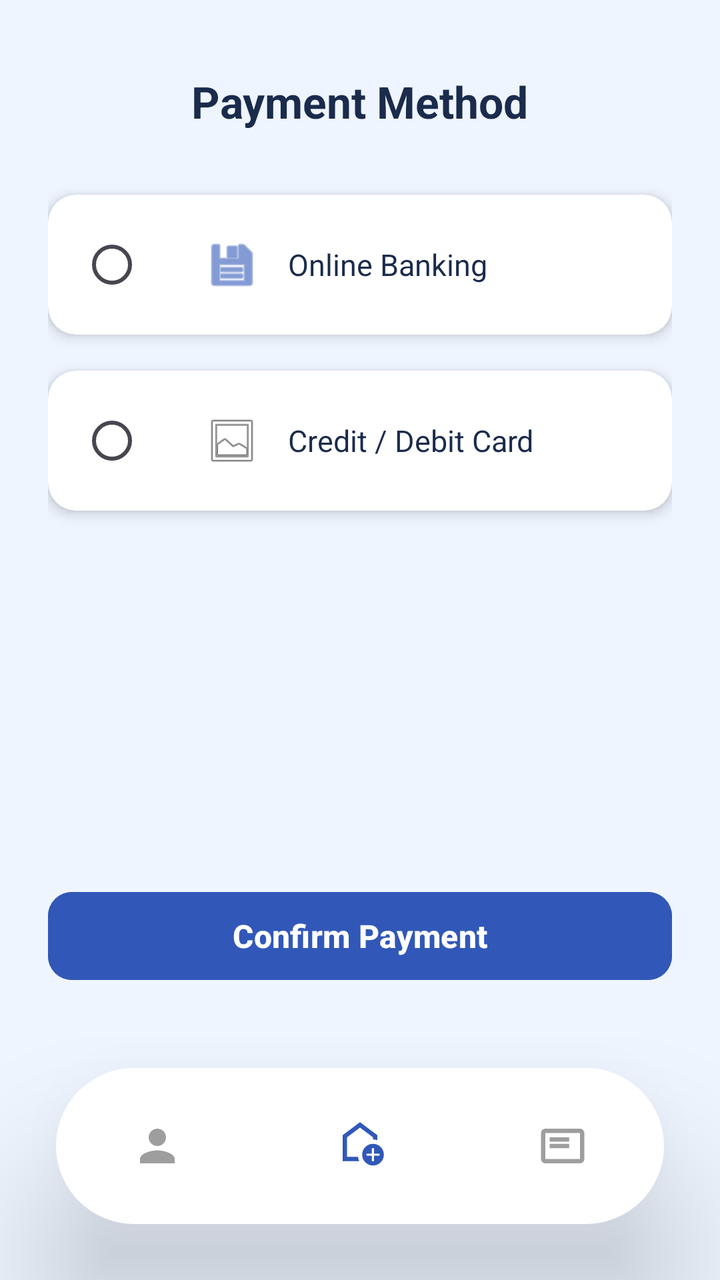
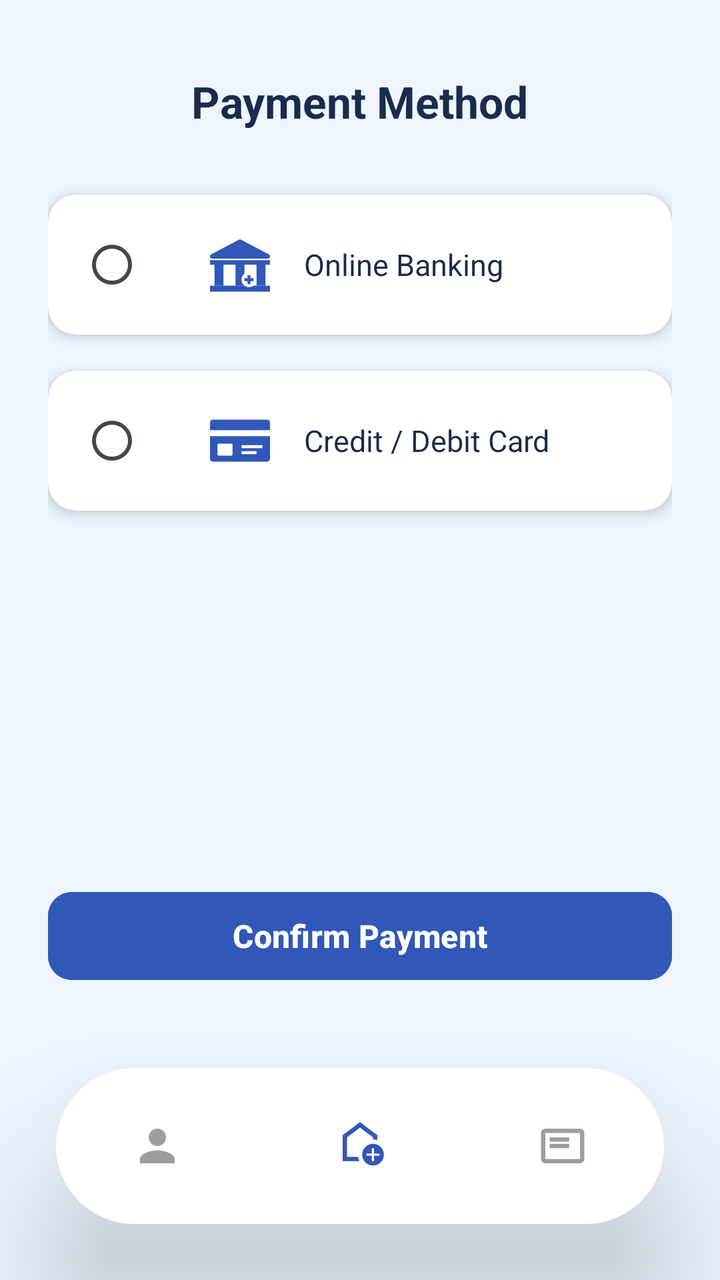

Compare the two renders of this Android layout. The source of the first and the diff that turns it into the second are given below.
<!-- AndroidManifest.xml: application theme Theme.EncikAircond -->
<!-- res/layout/activity_payment_method.xml -->
<?xml version="1.0" encoding="utf-8"?>
<androidx.constraintlayout.widget.ConstraintLayout
    xmlns:android="http://schemas.android.com/apk/res/android"
    xmlns:app="http://schemas.android.com/apk/res-auto"
    android:layout_width="match_parent"
    android:layout_height="match_parent"
    android:background="#EEF5FF">

    
    <ScrollView
        android:layout_width="0dp"
        android:layout_height="0dp"
        android:fillViewport="true"
        app:layout_constraintTop_toTopOf="parent"
        app:layout_constraintBottom_toTopOf="@id/bottomBar"
        app:layout_constraintStart_toStartOf="parent"
        app:layout_constraintEnd_toEndOf="parent">

        <LinearLayout
            android:layout_width="match_parent"
            android:layout_height="match_parent"
            android:orientation="vertical"
            android:padding="24dp">

            
            <TextView
                android:id="@+id/tvTitle"
                android:layout_width="wrap_content"
                android:layout_height="wrap_content"
                android:layout_gravity="center"
                android:layout_marginTop="12dp"
                android:text="Payment Method"
                android:textColor="#1A2B4C"
                android:textSize="22sp"
                android:textStyle="bold" />

            

            <androidx.cardview.widget.CardView
                android:id="@+id/cardOnlineBanking"
                android:layout_width="match_parent"
                android:layout_height="wrap_content"
                android:layout_marginTop="32dp"
                app:cardBackgroundColor="@android:color/white"
                app:cardCornerRadius="14dp"
                app:cardElevation="4dp">

                <LinearLayout
                    android:layout_width="match_parent"
                    android:layout_height="70dp"
                    android:gravity="center_vertical"
                    android:orientation="horizontal"
                    android:paddingHorizontal="16dp">

                    <RadioButton
                        android:id="@+id/radioOnlineBanking"
                        android:layout_width="wrap_content"
                        android:layout_height="wrap_content" />

                    <ImageView
                        android:layout_width="28dp"
                        android:layout_height="28dp"
                        android:layout_marginStart="14dp"
                        android:src="@android:drawable/ic_menu_save"
                        app:tint="#3158B8" />

                    <TextView
                        android:layout_width="wrap_content"
                        android:layout_height="wrap_content"
                        android:layout_marginStart="14dp"
                        android:text="Online Banking"
                        android:textColor="#1A2B4C"
                        android:textSize="15sp" />

                </LinearLayout>

            </androidx.cardview.widget.CardView>

            

            <androidx.cardview.widget.CardView
                android:id="@+id/cardCard"
                android:layout_width="match_parent"
                android:layout_height="wrap_content"
                android:layout_marginTop="18dp"
                app:cardBackgroundColor="@android:color/white"
                app:cardCornerRadius="14dp"
                app:cardElevation="4dp">

                <LinearLayout
                    android:layout_width="match_parent"
                    android:layout_height="70dp"
                    android:gravity="center_vertical"
                    android:orientation="horizontal"
                    android:paddingHorizontal="16dp">

                    <RadioButton
                        android:id="@+id/radioCard"
                        android:layout_width="wrap_content"
                        android:layout_height="wrap_content" />

                    <ImageView
                        android:layout_width="28dp"
                        android:layout_height="28dp"
                        android:layout_marginStart="14dp"
                        android:src="@android:drawable/ic_menu_gallery" />

                    <TextView
                        android:layout_width="wrap_content"
                        android:layout_height="wrap_content"
                        android:layout_marginStart="14dp"
                        android:text="Credit / Debit Card"
                        android:textColor="#1A2B4C"
                        android:textSize="15sp" />

                </LinearLayout>

            </androidx.cardview.widget.CardView>

            
            <Space
                android:layout_width="match_parent"
                android:layout_height="0dp"
                android:layout_weight="1" />

            <Button
                android:id="@+id/btnConfirmPayment"
                android:layout_width="match_parent"
                android:layout_height="52dp"
                android:layout_marginBottom="16dp"
                android:backgroundTint="#3158B8"
                android:text="Confirm Payment"
                android:textAllCaps="false"
                android:textColor="@android:color/white"
                android:textSize="16sp"
                android:textStyle="bold"
                app:cornerRadius="12dp" />

        </LinearLayout>

    </ScrollView>

    

    <LinearLayout
        android:id="@+id/bottomBar"
        android:layout_width="0dp"
        android:layout_height="78dp"
        android:layout_marginStart="28dp"
        android:layout_marginEnd="28dp"
        android:layout_marginBottom="28dp"
        android:background="@drawable/bottom_nav_background"
        android:elevation="20dp"
        android:gravity="center"
        android:orientation="horizontal"
        android:translationZ="20dp"
        android:weightSum="3"
        app:layout_constraintBottom_toBottomOf="parent"
        app:layout_constraintStart_toStartOf="parent"
        app:layout_constraintEnd_toEndOf="parent">

        

        <LinearLayout
            android:id="@+id/navProfile"
            android:layout_width="0dp"
            android:layout_height="match_parent"
            android:layout_weight="1"
            android:gravity="center"
            android:orientation="vertical">

            <ImageView
                android:id="@+id/iconProfile"
                android:layout_width="26dp"
                android:layout_height="26dp"
                android:src="@drawable/ic_person"
                app:tint="#9E9E9E"/>

        </LinearLayout>

        

        <LinearLayout
            android:id="@+id/navHome"
            android:layout_width="0dp"
            android:layout_height="match_parent"
            android:layout_weight="1"
            android:gravity="center"
            android:orientation="vertical">

            <ImageView
                android:id="@+id/iconHome"
                android:layout_width="26dp"
                android:layout_height="26dp"
                android:src="@drawable/ic_home"
                app:tint="#3158B8"/>

        </LinearLayout>

        

        <LinearLayout
            android:id="@+id/navOrders"
            android:layout_width="0dp"
            android:layout_height="match_parent"
            android:layout_weight="1"
            android:gravity="center"
            android:orientation="vertical">

            <ImageView
                android:id="@+id/iconOrders"
                android:layout_width="26dp"
                android:layout_height="26dp"
                android:src="@drawable/ic_orders"
                app:tint="#9E9E9E"/>

        </LinearLayout>

    </LinearLayout>

</androidx.constraintlayout.widget.ConstraintLayout>
<!-- resources referenced by this layout -->
<resources>
  <!-- drawable bottom_nav_background (drawable) -->
  <?xml version="1.0" encoding="utf-8"?>
  <shape xmlns:android="http://schemas.android.com/apk/res/android">
  
      <solid android:color="#FFFFFF"/>
  
      <corners android:radius="40dp"/>
  
  </shape>
  <!-- drawable ic_person (drawable) -->
  <?xml version="1.0" encoding="utf-8"?>
  <vector xmlns:android="http://schemas.android.com/apk/res/android"
      android:width="24dp"
      android:height="24dp"
      android:viewportWidth="24"
      android:viewportHeight="24">
  
      <path
          android:fillColor="#FF000000"
          android:pathData="M12,12c2.21,0 4,-1.79 4,-4c0,-2.21 -1.79,-4 -4,-4c-2.21,0 -4,1.79 -4,4C8,10.21 9.79,12 12,12zM12,14c-2.67,0 -8,1.34 -8,4v2h16v-2C20,15.34 14.67,14 12,14z"/>
  </vector>
  <style name="Theme.EncikAircond" parent="Base.Theme.EncikAircond" />
  <style name="Base.Theme.EncikAircond" parent="Theme.Material3.DayNight.NoActionBar">
          
      </style>
  <!-- unchanged entries left out for length: 2 -->
</resources>

<!-- the commit's change to res/layout/activity_payment_method.xml (unified diff, before → after) -->
@@ -35,7 +35,6 @@
                 android:textStyle="bold" />
 
             
-
             <androidx.cardview.widget.CardView
                 android:id="@+id/cardOnlineBanking"
                 android:layout_width="match_parent"
@@ -57,12 +56,14 @@
                         android:layout_width="wrap_content"
                         android:layout_height="wrap_content" />
 
+                    
                     <ImageView
-                        android:layout_width="28dp"
-                        android:layout_height="28dp"
-                        android:layout_marginStart="14dp"
-                        android:src="@android:drawable/ic_menu_save"
-                        app:tint="#3158B8" />
+                        android:id="@+id/iconOnlineBanking"
+                        android:layout_width="36dp"
+                        android:layout_height="36dp"
+                        android:layout_marginStart="14dp"
+                        android:src="@drawable/ic_online_banking"
+                        android:contentDescription="Online Banking" />
 
                     <TextView
                         android:layout_width="wrap_content"
@@ -77,7 +78,6 @@
             </androidx.cardview.widget.CardView>
 
             
-
             <androidx.cardview.widget.CardView
                 android:id="@+id/cardCard"
                 android:layout_width="match_parent"
@@ -99,11 +99,14 @@
                         android:layout_width="wrap_content"
                         android:layout_height="wrap_content" />
 
+                    
                     <ImageView
-                        android:layout_width="28dp"
-                        android:layout_height="28dp"
-                        android:layout_marginStart="14dp"
-                        android:src="@android:drawable/ic_menu_gallery" />
+                        android:id="@+id/iconPaymentCard"
+                        android:layout_width="36dp"
+                        android:layout_height="36dp"
+                        android:layout_marginStart="14dp"
+                        android:src="@drawable/ic_payment_card"
+                        android:contentDescription="Credit or Debit Card" />
 
                     <TextView
                         android:layout_width="wrap_content"
@@ -123,6 +126,7 @@
                 android:layout_height="0dp"
                 android:layout_weight="1" />
 
+            
             <Button
                 android:id="@+id/btnConfirmPayment"
                 android:layout_width="match_parent"
@@ -141,7 +145,6 @@
     </ScrollView>
 
     
-
     <LinearLayout
         android:id="@+id/bottomBar"
         android:layout_width="0dp"
@@ -160,7 +163,6 @@
         app:layout_constraintEnd_toEndOf="parent">
 
         
-
         <LinearLayout
             android:id="@+id/navProfile"
             android:layout_width="0dp"
@@ -174,12 +176,11 @@
                 android:layout_width="26dp"
                 android:layout_height="26dp"
                 android:src="@drawable/ic_person"
-                app:tint="#9E9E9E"/>
+                app:tint="#9E9E9E" />
 
         </LinearLayout>
 
         
-
         <LinearLayout
             android:id="@+id/navHome"
             android:layout_width="0dp"
@@ -193,12 +194,11 @@
                 android:layout_width="26dp"
                 android:layout_height="26dp"
                 android:src="@drawable/ic_home"
-                app:tint="#3158B8"/>
+                app:tint="#3158B8" />
 
         </LinearLayout>
 
         
-
         <LinearLayout
             android:id="@+id/navOrders"
             android:layout_width="0dp"
@@ -212,7 +212,7 @@
                 android:layout_width="26dp"
                 android:layout_height="26dp"
                 android:src="@drawable/ic_orders"
-                app:tint="#9E9E9E"/>
+                app:tint="#9E9E9E" />
 
         </LinearLayout>
 
<!-- resource entries referenced after the edit -->
@@ -9,6 +9,91 @@
       <corners android:radius="40dp"/>
   
   </shape>
+  <!-- drawable ic_online_banking (drawable) -->
+  <?xml version="1.0" encoding="utf-8"?>
+  <vector xmlns:android="http://schemas.android.com/apk/res/android"
+      android:width="48dp"
+      android:height="48dp"
+      android:viewportWidth="48"
+      android:viewportHeight="48">
+  
+      
+      <path
+          android:fillColor="#3158B8"
+          android:pathData="M5,17 L24,7 L43,17 C43.6,17.3 44,17.9 44,18.5 C44,19.3 43.3,20 42.5,20 L5.5,20 C4.7,20 4,19.3 4,18.5 C4,17.9 4.4,17.3 5,17 Z" />
+  
+      
+      <path
+          android:fillColor="#3158B8"
+          android:pathData="M4,21 L44,21 L44,24 L4,24 Z" />
+  
+      
+      <path
+          android:fillColor="#3158B8"
+          android:pathData="M7,24 L13,24 L13,38 L7,38 Z" />
+  
+      
+      <path
+          android:fillColor="#3158B8"
+          android:pathData="M21,24 L27,24 L27,38 L21,38 Z" />
+  
+      
+      <path
+          android:fillColor="#3158B8"
+          android:pathData="M35,24 L41,24 L41,38 L35,38 Z" />
+  
+      
+      <path
+          android:fillColor="#3158B8"
+          android:pathData="M4,38 L44,38 L44,42 L4,42 Z" />
+  
+      
+      <path
+          android:fillColor="#FFFFFF"
+          android:pathData="M30,29 A5,5 0,1 0,30 39 A5,5 0,1 0,30 29 Z" />
+  
+      <path
+          android:fillColor="#3158B8"
+          android:pathData="M29,31 L31,31 L31,37 L29,37 Z" />
+  
+      <path
+          android:fillColor="#3158B8"
+          android:pathData="M27,33 L33,33 L33,35 L27,35 Z" />
+  
+  </vector>
+  <!-- drawable ic_payment_card (drawable) -->
+  <?xml version="1.0" encoding="utf-8"?>
+  <vector xmlns:android="http://schemas.android.com/apk/res/android"
+      android:width="48dp"
+      android:height="48dp"
+      android:viewportWidth="48"
+      android:viewportHeight="48">
+  
+      
+      <path
+          android:fillColor="#3158B8"
+          android:pathData="M6,10 L42,10 C43.1,10 44,10.9 44,12 L44,36 C44,37.1 43.1,38 42,38 L6,38 C4.9,38 4,37.1 4,36 L4,12 C4,10.9 4.9,10 6,10 Z" />
+  
+      
+      <path
+          android:fillColor="#FFFFFF"
+          android:pathData="M4,17 L44,17 L44,21 L4,21 Z" />
+  
+      
+      <path
+          android:fillColor="#FFFFFF"
+          android:pathData="M10,26 L18,26 C18.6,26 19,26.4 19,27 L19,33 C19,33.6 18.6,34 18,34 L10,34 C9.4,34 9,33.6 9,33 L9,27 C9,26.4 9.4,26 10,26 Z" />
+  
+      
+      <path
+          android:fillColor="#FFFFFF"
+          android:pathData="M25,27 L39,27 L39,29 L25,29 Z" />
+  
+      <path
+          android:fillColor="#FFFFFF"
+          android:pathData="M25,31 L35,31 L35,33 L25,33 Z" />
+  
+  </vector>
   <!-- drawable ic_person (drawable) -->
   <?xml version="1.0" encoding="utf-8"?>
   <vector xmlns:android="http://schemas.android.com/apk/res/android"
